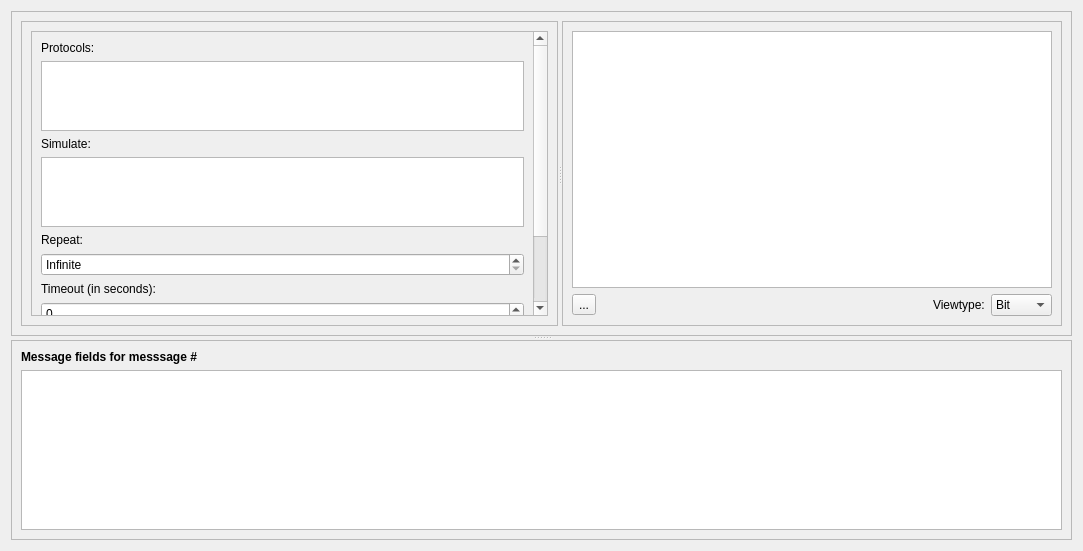
The window that ui/simulator.ui (jopohl/urh) describes before a commit, drawn with Qt 5.
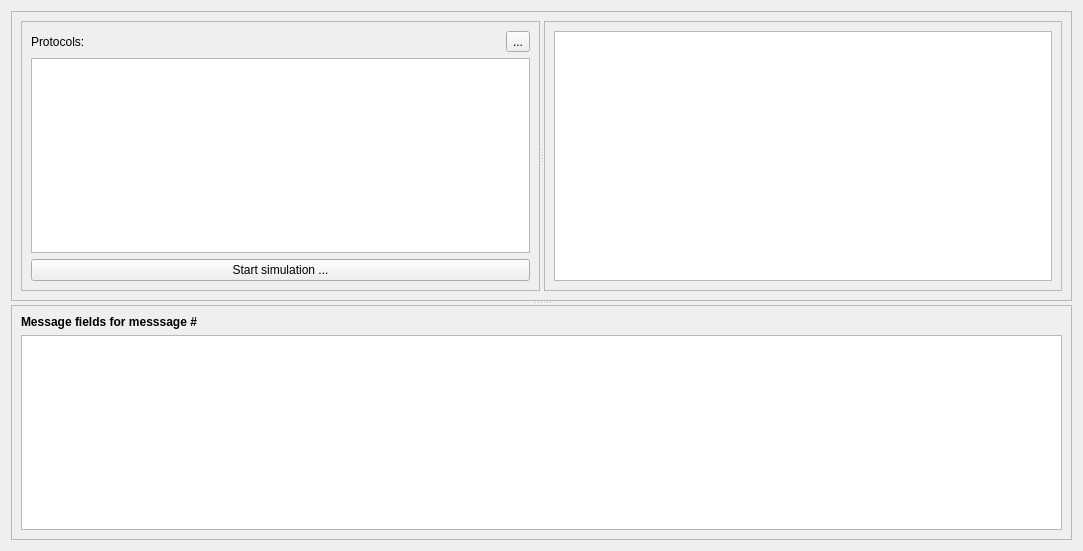
The same window after the commit. Icons and pictures are not drawn. Custom widgets are drawn as their Qt base class.

Diff of the .ui file:
```diff
--- a/ui/simulator.ui
+++ b/ui/simulator.ui
@@ -41,102 +41,35 @@
           </property>
           <layout class="QVBoxLayout" name="verticalLayout_3">
            <item>
-            <widget class="QScrollArea" name="scrollArea">
-             <property name="widgetResizable">
-              <bool>true</bool>
+            <layout class="QHBoxLayout" name="horizontalLayout">
+             <item>
+              <widget class="QLabel" name="label">
+               <property name="text">
+                <string>Protocols:</string>
+               </property>
+              </widget>
+             </item>
+             <item>
+              <widget class="QToolButton" name="toolButton">
+               <property name="text">
+                <string>...</string>
+               </property>
+               <property name="icon">
+                <iconset theme="document-save">
+                 <normaloff>.</normaloff>.</iconset>
+               </property>
+              </widget>
+             </item>
+            </layout>
+           </item>
+           <item>
+            <widget class="GeneratorTreeView" name="treeProtocols"/>
+           </item>
+           <item>
+            <widget class="QPushButton" name="pushButton">
+             <property name="text">
+              <string>Start simulation ...</string>
              </property>
-             <widget class="QWidget" name="scrollAreaWidgetContents">
-              <property name="geometry">
-               <rect>
-                <x>0</x>
-                <y>0</y>
-                <width>527</width>
-                <height>464</height>
-               </rect>
-              </property>
-              <layout class="QVBoxLayout" name="verticalLayout_5">
-               <item>
-                <widget class="QLabel" name="label_2">
-                 <property name="text">
-                  <string>Protocols:</string>
-                 </property>
-                </widget>
-               </item>
-               <item>
-                <widget class="GeneratorTreeView" name="treeProtocols"/>
-               </item>
-               <item>
-                <widget class="QLabel" name="label_3">
-                 <property name="text">
-                  <string>Simulate:</string>
-                 </property>
-                </widget>
-               </item>
-               <item>
-                <widget class="QListView" name="listViewSimulate"/>
-               </item>
-               <item>
-                <widget class="QLabel" name="label_4">
-                 <property name="text">
-                  <string>Repeat:</string>
-                 </property>
-                </widget>
-               </item>
-               <item>
-                <widget class="QSpinBox" name="spinBox">
-                 <property name="specialValueText">
-                  <string>Infinite</string>
-                 </property>
-                 <property name="maximum">
-                  <number>999999999</number>
-                 </property>
-                </widget>
-               </item>
-               <item>
-                <widget class="QLabel" name="label_5">
-                 <property name="text">
-                  <string>Timeout (in seconds):</string>
-                 </property>
-                </widget>
-               </item>
-               <item>
-                <widget class="QSpinBox" name="spinBox_2"/>
-               </item>
-               <item>
-                <widget class="QLabel" name="label_7">
-                 <property name="text">
-                  <string>In case of an unexpected/overdue response:</string>
-                 </property>
-                </widget>
-               </item>
-               <item>
-                <widget class="QComboBox" name="comboBox_2">
-                 <item>
-                  <property name="text">
-                   <string>Resend last message</string>
-                  </property>
-                 </item>
-                 <item>
-                  <property name="text">
-                   <string>Stop simulation</string>
-                  </property>
-                 </item>
-                 <item>
-                  <property name="text">
-                   <string>Restart simulation</string>
-                  </property>
-                 </item>
-                </widget>
-               </item>
-               <item>
-                <widget class="QPushButton" name="pushButton_2">
-                 <property name="text">
-                  <string>Start simulation ...</string>
-                 </property>
-                </widget>
-               </item>
-              </layout>
-             </widget>
             </widget>
            </item>
           </layout>
@@ -149,62 +82,7 @@
            <enum>QFrame::Raised</enum>
           </property>
           <layout class="QGridLayout" name="gridLayout_3">
-           <item row="1" column="2">
-            <widget class="QLabel" name="label">
-             <property name="text">
-              <string>Viewtype:</string>
-             </property>
-            </widget>
-           </item>
-           <item row="1" column="3">
-            <widget class="QComboBox" name="comboBox">
-             <item>
-              <property name="text">
-               <string>Bit</string>
-              </property>
-             </item>
-             <item>
-              <property name="text">
-               <string>Hex</string>
-              </property>
-             </item>
-             <item>
-              <property name="text">
-               <string>ASCII</string>
-              </property>
-             </item>
-             <item>
-              <property name="text">
-               <string>Label</string>
-              </property>
-             </item>
-            </widget>
-           </item>
-           <item row="1" column="1">
-            <spacer name="horizontalSpacer">
-             <property name="orientation">
-              <enum>Qt::Horizontal</enum>
-             </property>
-             <property name="sizeHint" stdset="0">
-              <size>
-               <width>40</width>
-               <height>20</height>
-              </size>
-             </property>
-            </spacer>
-           </item>
-           <item row="1" column="0">
-            <widget class="QToolButton" name="toolButton">
-             <property name="text">
-              <string>...</string>
-             </property>
-             <property name="icon">
-              <iconset theme="document-save">
-               <normaloff>.</normaloff>.</iconset>
-             </property>
-            </widget>
-           </item>
-           <item row="0" column="0" colspan="4">
+           <item row="0" column="0" colspan="2">
             <widget class="SimulatorGraphicsView" name="gvSimulator"/>
            </item>
           </layout>
@@ -221,6 +99,19 @@
        <enum>QFrame::Raised</enum>
       </property>
       <layout class="QGridLayout" name="gridLayout">
+       <item row="0" column="0">
+        <widget class="QLabel" name="label_8">
+         <property name="sizePolicy">
+          <sizepolicy hsizetype="Preferred" vsizetype="Fixed">
+           <horstretch>0</horstretch>
+           <verstretch>0</verstretch>
+          </sizepolicy>
+         </property>
+         <property name="text">
+          <string>&lt;html&gt;&lt;head/&gt;&lt;body&gt;&lt;p&gt;&lt;span style=&quot; font-weight:600;&quot;&gt;Message fields for messsage #&lt;/span&gt;&lt;/p&gt;&lt;/body&gt;&lt;/html&gt;</string>
+         </property>
+        </widget>
+       </item>
        <item row="1" column="0">
         <widget class="QTableView" name="tblViewFieldValues">
          <property name="sizePolicy">
@@ -235,6 +126,9 @@
          <property name="showGrid">
           <bool>false</bool>
          </property>
+         <attribute name="horizontalHeaderVisible">
+          <bool>true</bool>
+         </attribute>
          <attribute name="horizontalHeaderCascadingSectionResizes">
           <bool>false</bool>
          </attribute>
@@ -249,13 +143,6 @@
          </attribute>
         </widget>
        </item>
-       <item row="0" column="0">
-        <widget class="QLabel" name="label_8">
-         <property name="text">
-          <string>&lt;html&gt;&lt;head/&gt;&lt;body&gt;&lt;p&gt;&lt;span style=&quot; font-weight:600;&quot;&gt;Message fields for messsage #&lt;/span&gt;&lt;/p&gt;&lt;/body&gt;&lt;/html&gt;</string>
-         </property>
-        </widget>
-       </item>
       </layout>
      </widget>
     </widget>
```
